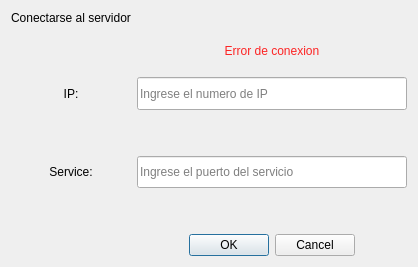
Before: the Qt Designer form src/client/QT_views/views/connectview.ui in facundotorraca/micromachines, drawn with Qt 5.
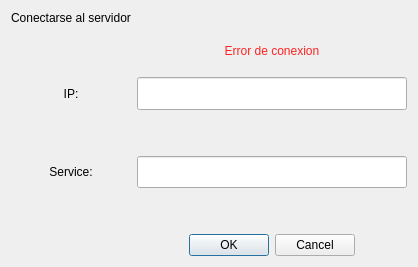
After: the same form once the commit is applied.

The edit to the form file:
```diff
--- a/src/client/QT_views/views/connectview.ui
+++ b/src/client/QT_views/views/connectview.ui
@@ -109,7 +109,7 @@
         <string/>
        </property>
        <property name="placeholderText">
-        <string>Ingrese el numero de IP</string>
+        <string/>
        </property>
       </widget>
      </item>
@@ -132,7 +132,7 @@
         </sizepolicy>
        </property>
        <property name="placeholderText">
-        <string>Ingrese el puerto del servicio</string>
+        <string/>
        </property>
       </widget>
      </item>
```
